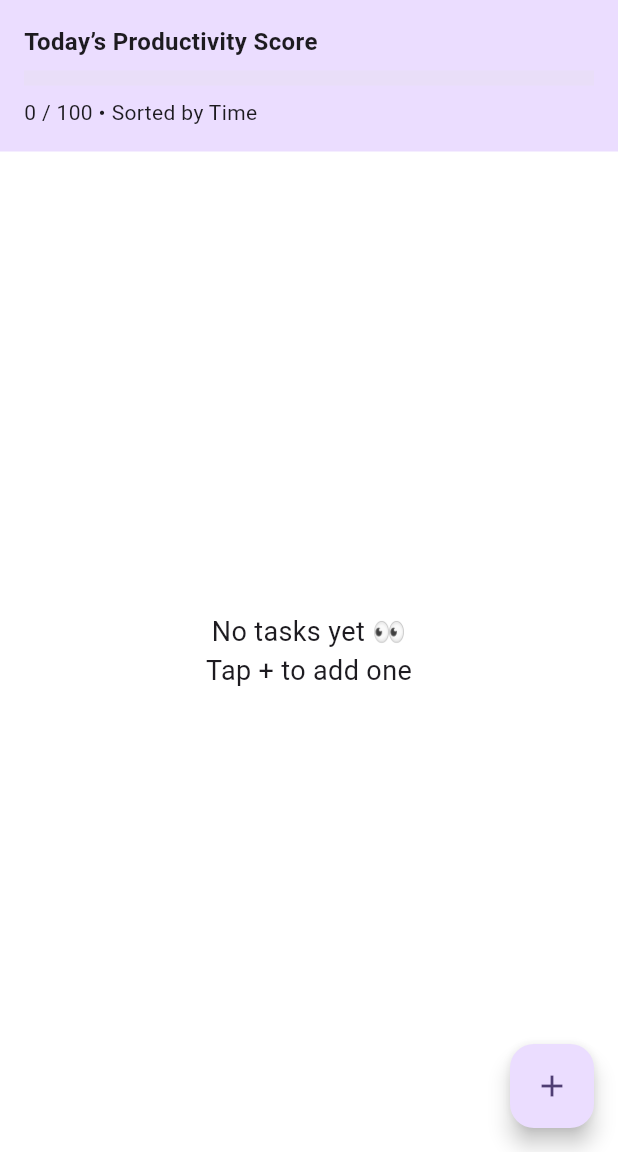
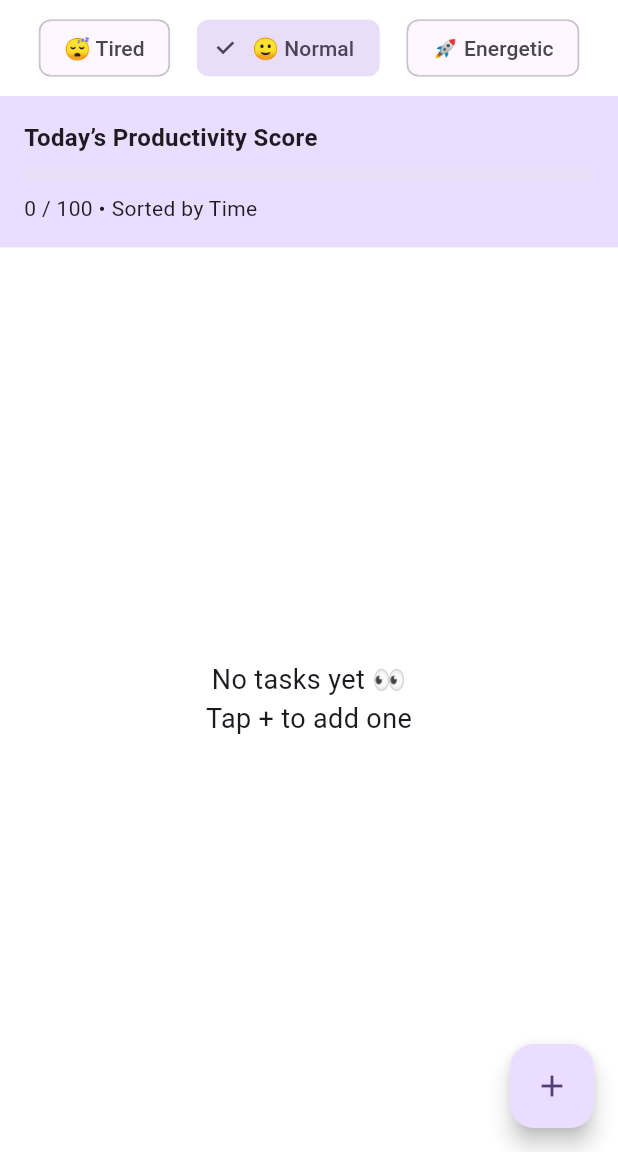
Before and after one commit to Abdul-samad-AI/smartflow_todo, a Flutter app: the screen it shows after launch, on a phone screen of 412 x 824 dp, the part 84-1236 px from its top. Run offline on Flutter 3.47's test engine with Material 3 defaults, Android fonts, the phone set to English and light mode, and no system bars; our stand-ins replace flutter_local_notifications, flutter_riverpod, hive, hive_flutter; accounts and stored records are empty.

Commit message:
Add mood-based task suggestions with AI-like logic

```diff
--- /dev/null
+++ b/lib/features/analytics/mood_model.dart
@@ -0,0 +1,5 @@
+enum UserMood {
+  tired,
+  normal,
+  energetic,
+}
--- /dev/null
+++ b/lib/features/analytics/mood_provider.dart
@@ -0,0 +1,6 @@
+import 'package:flutter_riverpod/flutter_riverpod.dart';
+import 'mood_model.dart';
+
+final moodProvider = StateProvider<UserMood>(
+  (ref) => UserMood.normal,
+);
--- /dev/null
+++ b/lib/features/analytics/mood_suggestion_service.dart
@@ -0,0 +1,29 @@
+import '../../data/models/task_model.dart';
+import 'mood_model.dart';
+
+class MoodSuggestionService {
+  static List<TaskModel> suggestTasks({
+    required List<TaskModel> tasks,
+    required UserMood mood,
+  }) {
+    final incompleteTasks =
+        tasks.where((t) => !t.isCompleted).toList();
+
+    switch (mood) {
+      case UserMood.tired:
+        return incompleteTasks.where((task) =>
+            task.priority == TaskPriority.low &&
+            task.difficulty == TaskDifficulty.easy).toList();
+
+      case UserMood.normal:
+        return incompleteTasks.where((task) =>
+            task.priority == TaskPriority.medium &&
+            task.difficulty == TaskDifficulty.normal).toList();
+
+      case UserMood.energetic:
+        return incompleteTasks.where((task) =>
+            task.priority == TaskPriority.high &&
+            task.difficulty == TaskDifficulty.hard).toList();
+    }
+  }
+}
--- a/lib/presentation/screens/task_list_screen.dart
+++ b/lib/presentation/screens/task_list_screen.dart
@@ -5,6 +5,9 @@ import 'add_task_screen.dart';
 import '../../data/models/task_model.dart';
 import '../../features/tasks/task_provider.dart';
 import '../../features/analytics/productivity_service.dart';
+import '../../features/analytics/mood_model.dart';
+import '../../features/analytics/mood_provider.dart';
+import '../../features/analytics/mood_suggestion_service.dart';
 
 enum SortType { time, priority, completed }
 
@@ -73,6 +76,11 @@ class _TaskListScreenState extends ConsumerState<TaskListScreen> {
     final tasks = ref.watch(taskProvider);
     final sortedTasks = _sortedTasks(tasks);
     final score = ProductivityService.calculateDailyScore(tasks);
+    final mood = ref.watch(moodProvider);
+    final suggestedTasks = MoodSuggestionService.suggestTasks(
+       tasks: tasks,
+       mood: mood,
+     );
 
     return Scaffold(
       appBar: AppBar(
@@ -126,6 +134,33 @@ class _TaskListScreenState extends ConsumerState<TaskListScreen> {
       ),
       body: Column(
         children: [
+          Padding(
+            padding: const EdgeInsets.all(8),
+            child: Row(
+              mainAxisAlignment: MainAxisAlignment.spaceEvenly,
+              children: [
+                ChoiceChip(
+                  label: const Text('😴 Tired'),
+                  selected: mood == UserMood.tired,
+                  onSelected: (_) =>
+                      ref.read(moodProvider.notifier).state = UserMood.tired,
+                ),
+                ChoiceChip(
+                  label: const Text('🙂 Normal'),
+                  selected: mood == UserMood.normal,
+                  onSelected: (_) =>
+                      ref.read(moodProvider.notifier).state = UserMood.normal,
+                ),
+                ChoiceChip(
+                  label: const Text('🚀 Energetic'),
+                  selected: mood == UserMood.energetic,
+                  onSelected: (_) =>
+                      ref.read(moodProvider.notifier).state = UserMood.energetic,
+                ),
+              ],
+            ),
+          ),
+
           // 🔹 Productivity Score
           Container(
             width: double.infinity,
@@ -151,6 +186,32 @@ class _TaskListScreenState extends ConsumerState<TaskListScreen> {
               ],
             ),
           ),
+
+          if (suggestedTasks.isNotEmpty)
+            Padding(
+              padding: const EdgeInsets.all(8),
+              child: Column(
+                crossAxisAlignment: CrossAxisAlignment.start,
+                children: [
+                  const Text(
+                    'Suggested for you',
+                    style: TextStyle(fontSize: 16, fontWeight: FontWeight.bold),
+                  ),
+                  const SizedBox(height: 8),
+                  ...suggestedTasks.map(
+                    (task) => Card(
+                      child: ListTile(
+                        title: Text(task.title),
+                        subtitle: Text(
+                          '${task.priority.name.toUpperCase()} • ${task.difficulty.name.toUpperCase()}',
+                        ),
+                      ),
+                    ),
+                  ),
+                ],
+              ),
+            ),
+
 
           // 🔹 Task List
           Expanded(
```
